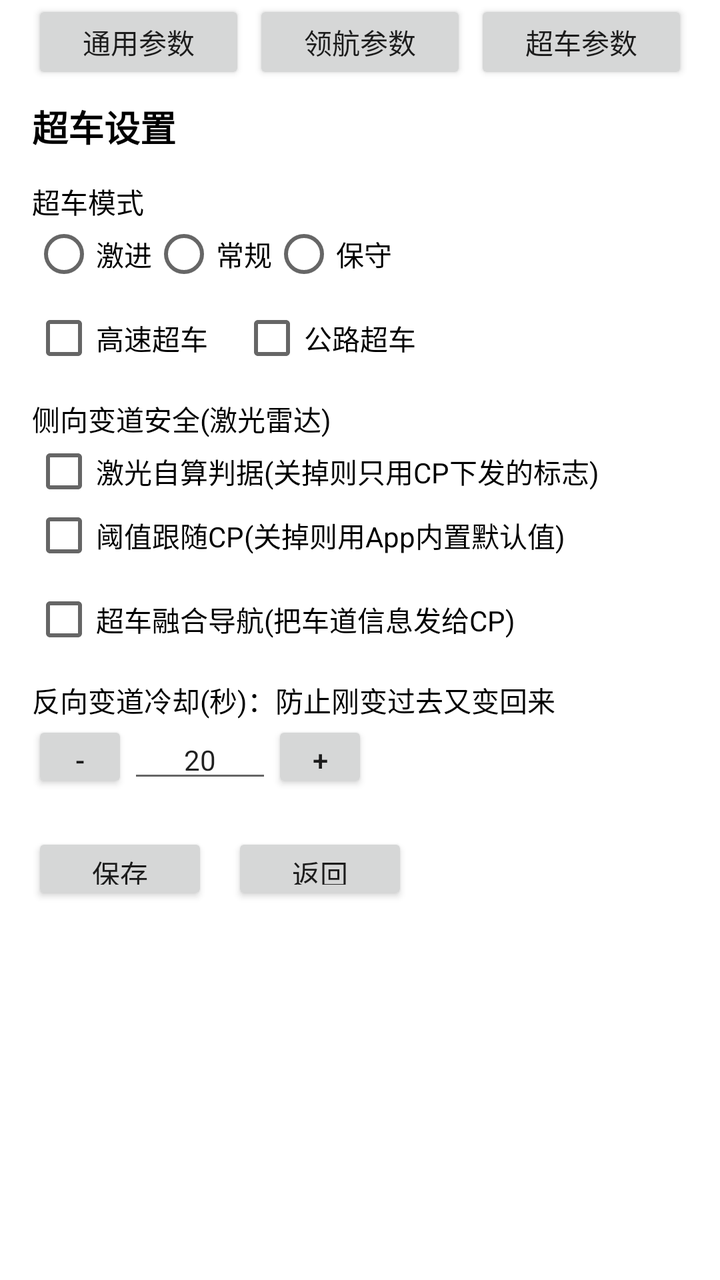
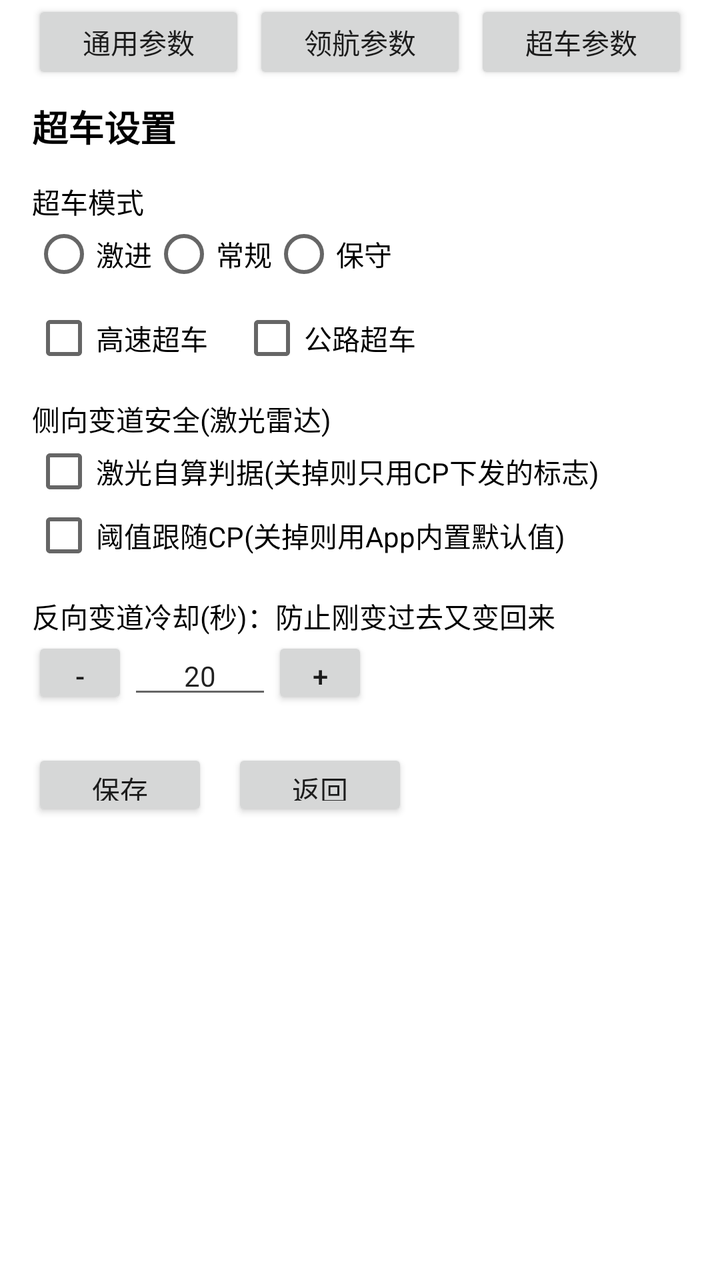

Before-and-after screenshots of an Android layout around one commit, followed by the original layout XML and the change that was made.
<!-- AndroidManifest.xml: activity theme Theme.AppCompat.Light.NoActionBar -->
<!-- res/layout/activity_overtake_setting.xml -->
<?xml version="1.0" encoding="utf-8"?>
<ScrollView xmlns:android="http://schemas.android.com/apk/res/android"
    android:id="@+id/overtakeSettingScrollView"
    android:layout_width="match_parent"
    android:layout_height="match_parent"
    android:background="#FFFFFF">

    <LinearLayout
        android:id="@+id/overtakeSettingContent"
        android:layout_width="match_parent"
        android:layout_height="wrap_content"
        android:orientation="vertical"
        android:paddingStart="16dp"
        android:paddingEnd="16dp"
        android:paddingBottom="16dp">

        
        <LinearLayout
            android:layout_width="match_parent"
            android:layout_height="wrap_content"
            android:orientation="horizontal"
            android:layout_marginBottom="8dp">

            <Button
                android:id="@+id/btnGotoGeneral"
                android:layout_width="0dp"
                android:layout_height="wrap_content"
                android:layout_weight="1"
                android:minHeight="42dp"
                android:minWidth="0dp"
                android:paddingTop="6dp"
                android:paddingBottom="6dp"
                android:text="通用参数"
                android:textSize="14sp" />

            <Button
                android:id="@+id/btnGotoNav"
                android:layout_width="0dp"
                android:layout_height="wrap_content"
                android:layout_weight="1"
                android:layout_marginStart="4dp"
                android:minHeight="42dp"
                android:minWidth="0dp"
                android:paddingTop="6dp"
                android:paddingBottom="6dp"
                android:text="领航参数"
                android:textSize="14sp" />

            <Button
                android:id="@+id/btnGotoOvertake"
                android:layout_width="0dp"
                android:layout_height="wrap_content"
                android:layout_weight="1"
                android:layout_marginStart="4dp"
                android:minHeight="42dp"
                android:minWidth="0dp"
                android:paddingTop="6dp"
                android:paddingBottom="6dp"
                android:text="超车参数"
                android:textSize="14sp" />
        </LinearLayout>

        <TextView
            android:layout_width="wrap_content"
            android:layout_height="wrap_content"
            android:text="超车设置"
            android:textSize="18sp"
            android:textStyle="bold"
            android:textColor="#000000" />

        <TextView
            android:layout_width="wrap_content"
            android:layout_height="wrap_content"
            android:layout_marginTop="14dp"
            android:text="超车模式"
            android:textSize="14sp"
            android:textColor="#000000" />

        <RadioGroup
            android:id="@+id/rgOvertakeSettingMode"
            android:layout_width="match_parent"
            android:layout_height="wrap_content"
            android:orientation="horizontal">

            <RadioButton
                android:id="@+id/rbOvertakeSettingFastMode"
                android:layout_width="wrap_content"
                android:layout_height="wrap_content"
                android:text="激进"
                android:textSize="14sp"
                android:textColor="#000000" />

            <RadioButton
                android:id="@+id/rbOvertakeSettingNormalMode"
                android:layout_width="wrap_content"
                android:layout_height="wrap_content"
                android:text="常规"
                android:textSize="14sp"
                android:textColor="#000000" />

            <RadioButton
                android:id="@+id/rbOvertakeSettingSlowMode"
                android:layout_width="wrap_content"
                android:layout_height="wrap_content"
                android:text="保守"
                android:textSize="14sp"
                android:textColor="#000000" />
        </RadioGroup>

        <LinearLayout
            android:layout_width="match_parent"
            android:layout_height="wrap_content"
            android:layout_marginTop="10dp"
            android:orientation="horizontal">

            <CheckBox
                android:id="@+id/cbOvertakeSettingHighway"
                android:layout_width="wrap_content"
                android:layout_height="wrap_content"
                android:text="高速超车"
                android:textSize="14sp"
                android:textColor="#000000"
                android:padding="0dp" />

            <CheckBox
                android:id="@+id/cbOvertakeSettingRoad"
                android:layout_width="wrap_content"
                android:layout_height="wrap_content"
                android:layout_marginStart="16dp"
                android:text="公路超车"
                android:textSize="14sp"
                android:textColor="#000000"
                android:padding="0dp" />
        </LinearLayout>

        <TextView
            android:layout_width="wrap_content"
            android:layout_height="wrap_content"
            android:layout_marginTop="14dp"
            android:text="侧向变道安全(激光雷达)"
            android:textSize="14sp"
            android:textColor="#000000" />

        <CheckBox
            android:id="@+id/cbOvertakeSettingLidarSelfCheck"
            android:layout_width="wrap_content"
            android:layout_height="wrap_content"
            android:text="激光自算判据(关掉则只用CP下发的标志)"
            android:textSize="14sp"
            android:textColor="#000000"
            android:padding="0dp" />

        <CheckBox
            android:id="@+id/cbOvertakeSettingThreshFollowCp"
            android:layout_width="wrap_content"
            android:layout_height="wrap_content"
            android:text="阈值跟随CP(关掉则用App内置默认值)"
            android:textSize="14sp"
            android:textColor="#000000"
            android:padding="0dp" />

        <CheckBox
            android:id="@+id/cbOvertakeSettingLaneOvertake"
            android:layout_width="wrap_content"
            android:layout_height="wrap_content"
            android:layout_marginTop="10dp"
            android:text="超车融合导航(把车道信息发给CP)"
            android:textSize="14sp"
            android:textColor="#000000"
            android:padding="0dp" />

        <TextView
            android:layout_width="wrap_content"
            android:layout_height="wrap_content"
            android:layout_marginTop="14dp"
            android:text="反向变道冷却(秒)：防止刚变过去又变回来"
            android:textSize="14sp"
            android:textColor="#000000" />

        <LinearLayout
            android:layout_width="wrap_content"
            android:layout_height="wrap_content"
            android:orientation="horizontal">

            <Button
                android:id="@+id/btnMinusReverseCooldown"
                android:layout_width="48dp"
                android:layout_height="36dp"
                android:text="-"
                android:textSize="14sp" />

            <EditText
                android:id="@+id/etReverseCooldown"
                android:layout_width="72dp"
                android:layout_height="36dp"
                android:inputType="number"
                android:gravity="center"
                android:text="20"
                android:textSize="14sp" />

            <Button
                android:id="@+id/btnPlusReverseCooldown"
                android:layout_width="48dp"
                android:layout_height="36dp"
                android:text="+"
                android:textSize="14sp" />
        </LinearLayout>

        <LinearLayout
            android:layout_width="match_parent"
            android:layout_height="wrap_content"
            android:layout_marginTop="20dp"
            android:orientation="horizontal">

            <Button
                android:id="@+id/btnSaveOvertakeSetting"
                android:layout_width="wrap_content"
                android:layout_height="36dp"
                android:text="保存"
                android:textSize="14sp" />

            <Button
                android:id="@+id/btnCancelOvertakeSetting"
                android:layout_width="wrap_content"
                android:layout_height="36dp"
                android:layout_marginStart="12dp"
                android:text="返回"
                android:textSize="14sp" />
        </LinearLayout>

    </LinearLayout>
</ScrollView>
<!-- resources referenced by this layout -->
<resources>

</resources>

<!-- the commit's change to res/layout/activity_overtake_setting.xml (unified diff, before → after) -->
@@ -159,15 +159,6 @@
             android:textColor="#000000"
             android:padding="0dp" />
 
-        <CheckBox
-            android:id="@+id/cbOvertakeSettingLaneOvertake"
-            android:layout_width="wrap_content"
-            android:layout_height="wrap_content"
-            android:layout_marginTop="10dp"
-            android:text="超车融合导航(把车道信息发给CP)"
-            android:textSize="14sp"
-            android:textColor="#000000"
-            android:padding="0dp" />
 
         <TextView
             android:layout_width="wrap_content"
